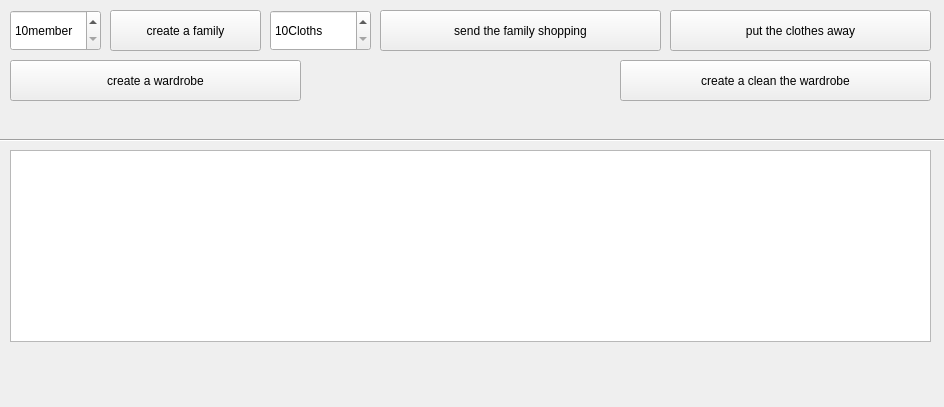
neptuniux/OS2021Project, file gui/mainWindows.ui: the form before one commit.
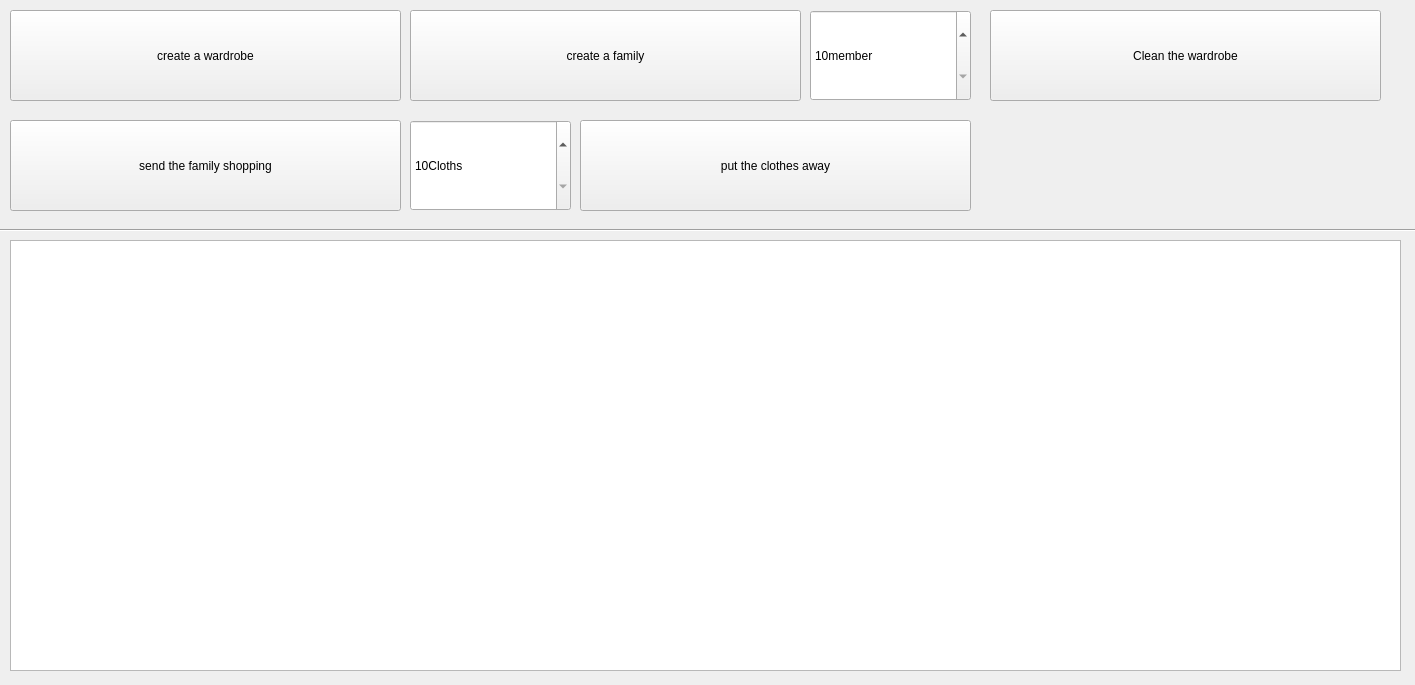
The form after the commit.

Commit message: Adapted Gui for 4k screen

```diff
--- a/gui/mainWindows.ui
+++ b/gui/mainWindows.ui
@@ -6,20 +6,20 @@
    <rect>
     <x>0</x>
     <y>0</y>
-    <width>944</width>
-    <height>407</height>
+    <width>1415</width>
+    <height>685</height>
    </rect>
   </property>
   <property name="minimumSize">
    <size>
-    <width>944</width>
-    <height>407</height>
+    <width>1000</width>
+    <height>500</height>
    </size>
   </property>
   <property name="maximumSize">
    <size>
-    <width>944</width>
-    <height>407</height>
+    <width>1920</width>
+    <height>1080</height>
    </size>
   </property>
   <property name="windowTitle">
@@ -29,9 +29,9 @@
    <property name="geometry">
     <rect>
      <x>10</x>
-     <y>60</y>
-     <width>291</width>
-     <height>41</height>
+     <y>10</y>
+     <width>391</width>
+     <height>91</height>
     </rect>
    </property>
    <property name="minimumSize">
@@ -47,10 +47,10 @@
   <widget class="QPushButton" name="sendFamilyShopping">
    <property name="geometry">
     <rect>
-     <x>380</x>
-     <y>10</y>
-     <width>281</width>
-     <height>41</height>
+     <x>10</x>
+     <y>120</y>
+     <width>391</width>
+     <height>91</height>
     </rect>
    </property>
    <property name="minimumSize">
@@ -66,10 +66,10 @@
   <widget class="QPushButton" name="cleatthewardrobe">
    <property name="geometry">
     <rect>
-     <x>620</x>
-     <y>60</y>
-     <width>311</width>
-     <height>41</height>
+     <x>990</x>
+     <y>10</y>
+     <width>391</width>
+     <height>91</height>
     </rect>
    </property>
    <property name="minimumSize">
@@ -79,16 +79,16 @@
     </size>
    </property>
    <property name="text">
-    <string>create a clean the wardrobe</string>
+    <string>Clean the wardrobe</string>
    </property>
   </widget>
   <widget class="QListWidget" name="history">
    <property name="geometry">
     <rect>
      <x>10</x>
-     <y>150</y>
-     <width>921</width>
-     <height>192</height>
+     <y>240</y>
+     <width>1391</width>
+     <height>431</height>
     </rect>
    </property>
    <property name="minimumSize">
@@ -101,10 +101,10 @@
   <widget class="QPushButton" name="putAwayCloth">
    <property name="geometry">
     <rect>
-     <x>670</x>
-     <y>10</y>
-     <width>261</width>
-     <height>41</height>
+     <x>580</x>
+     <y>120</y>
+     <width>391</width>
+     <height>91</height>
     </rect>
    </property>
    <property name="minimumSize">
@@ -126,10 +126,10 @@
   <widget class="QSpinBox" name="clothAmount">
    <property name="geometry">
     <rect>
-     <x>270</x>
-     <y>10</y>
-     <width>101</width>
-     <height>41</height>
+     <x>410</x>
+     <y>120</y>
+     <width>161</width>
+     <height>91</height>
     </rect>
    </property>
    <property name="minimumSize">
@@ -154,10 +154,10 @@
   <widget class="QSpinBox" name="memberAmount">
    <property name="geometry">
     <rect>
-     <x>10</x>
+     <x>810</x>
      <y>10</y>
-     <width>91</width>
-     <height>41</height>
+     <width>161</width>
+     <height>91</height>
     </rect>
    </property>
    <property name="minimumSize">
@@ -179,10 +179,10 @@
   <widget class="QPushButton" name="createFamily">
    <property name="geometry">
     <rect>
-     <x>110</x>
+     <x>410</x>
      <y>10</y>
-     <width>151</width>
-     <height>41</height>
+     <width>391</width>
+     <height>91</height>
     </rect>
    </property>
    <property name="minimumSize">
@@ -198,9 +198,9 @@
   <widget class="Line" name="line">
    <property name="geometry">
     <rect>
-     <x>0</x>
-     <y>130</y>
-     <width>951</width>
+     <x>-10</x>
+     <y>220</y>
+     <width>1441</width>
      <height>20</height>
     </rect>
    </property>
```
